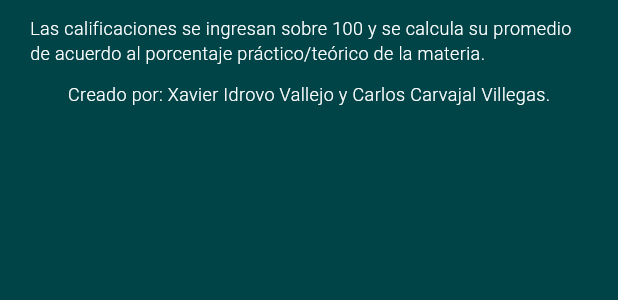
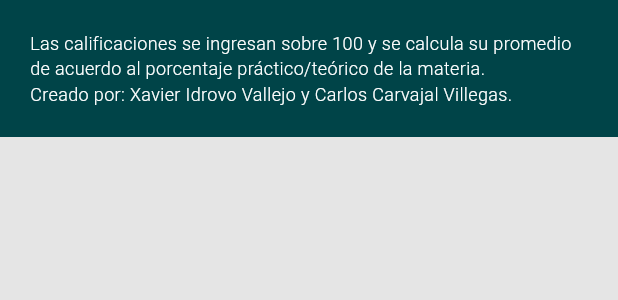
Before and after one commit to Xidrovo/calculadoraESPOLMobile, a Flutter app: what credits() shows on an empty page, opened directly, on a phone screen of 412 x 824 dp. Shown: the top 300 px of the screen. Run offline on Flutter 3.47's test engine with Material 2 defaults, Android fonts, the phone set to English and light mode, and no system bars; our stand-ins replace confetti.

Commit message:
Updating information to production

```diff
--- a/calculadora/lib/presentation/screens/calculator_screen.dart
+++ b/calculadora/lib/presentation/screens/calculator_screen.dart
@@ -37,7 +37,9 @@ class _CalculatorScreenState extends State<CalculatorScreen> {
           controller: _scrollController,
           child: Column(
             children: [
+              const Padding(padding: EdgeInsets.only(top:50)),
               GradesForm(calc: _calc),
+              const Padding(padding: EdgeInsets.only(top:25)),
               Button(
                   onPressed: () {
                         setState(() {
@@ -51,6 +53,7 @@ class _CalculatorScreenState extends State<CalculatorScreen> {
                         );
                       },
                   label: "¡Calcular!"),
+              const Padding(padding: EdgeInsets.only(top:25)),
               Message(
                   score: _calc.getTotal(),
                   minimunScore: _calc.getMinScore(_calc.getTotal())),
@@ -83,18 +86,12 @@ class credits extends StatelessWidget {
   @override
   Widget build(BuildContext context) {
     return Container(
-      decoration: const BoxDecoration(color: Color(0xFF004448)),
-      padding: const EdgeInsets.symmetric(horizontal: 20, vertical: 10),
-      child: const Column(
-            children: [
-            Text(
-              style: TextStyle(color: Colors.white, fontWeight: FontWeight.w300, fontSize: 12),
-              "Las calificaciones se ingresan sobre 100 y se calcula su promedio de acuerdo al porcentaje práctico/teórico de la materia."),
-            Padding(padding: EdgeInsets.symmetric(vertical: 5)),
-            Text(
-              style: TextStyle(color: Colors.white, fontWeight: FontWeight.w300, fontSize: 12),
-              "Creado por: Xavier Idrovo Vallejo y Carlos Carvajal Villegas."),
-          ],),
+      decoration: BoxDecoration(color: const Color(0xFF004448), border: Border.all(width: 0, color: const Color(0xFF004448))),
+      padding: const EdgeInsets.symmetric(horizontal: 20, vertical: 20),
+      width: double.infinity,
+      child: const Text(
+        style: TextStyle(color: Colors.white, fontWeight: FontWeight.w300, fontSize: 12),
+        "Las calificaciones se ingresan sobre 100 y se calcula su promedio de acuerdo al porcentaje práctico/teórico de la materia.\nCreado por: Xavier Idrovo Vallejo y Carlos Carvajal Villegas."),
     );
   }
 }
--- a/calculadora/lib/presentation/widgets/message.dart
+++ b/calculadora/lib/presentation/widgets/message.dart
@@ -111,7 +111,8 @@ class _MessageState extends State<Message> {
         height: MediaQuery.of(context).size.height * 0.3,
         alignment: Alignment.center,
         decoration: BoxDecoration(
-            color: widget.score >= 60 ? const Color(0xFF004448) : const Color(0xFFac2c15)),
+            color: widget.score >= 60 ? const Color(0xFF004448) : const Color(0xFFac2c15),
+            border: Border.all(width: 0, color: Colors.transparent)),
         child: widget.score >= 60
             ? _aprovedBlockMessage()
             : _disAprovedBlockMessage());
--- a/calculadora/pubspec.yaml
+++ b/calculadora/pubspec.yaml
@@ -48,6 +48,12 @@ dev_dependencies:
   # rules and activating additional ones.
   flutter_lints: ^2.0.0
 
+  flutter_launcher_icons: "^0.13.1"
+
+flutter_launcher_icons:
+  android: "launcher_icon"
+  ios: true
+  image_path: "assets/icon.png"
 # For information on the generic Dart part of this file, see the
 # following page: https://dart.dev/tools/pub/pubspec
 
```
Also changed, not shown: calculadora/assets/icon.png (added), calculadora/pubspec.lock, 35 other files.
